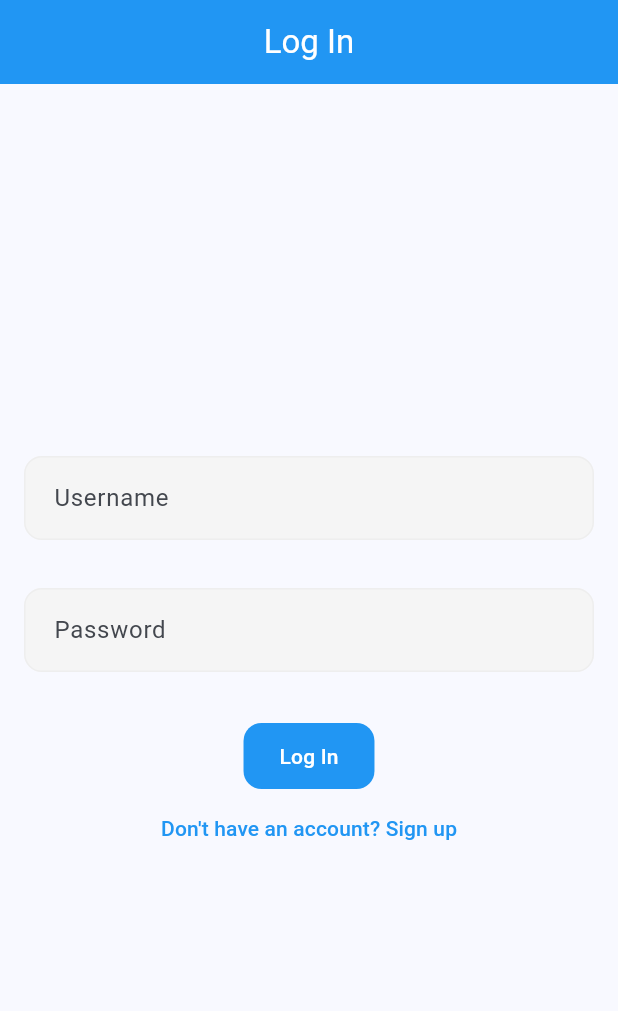
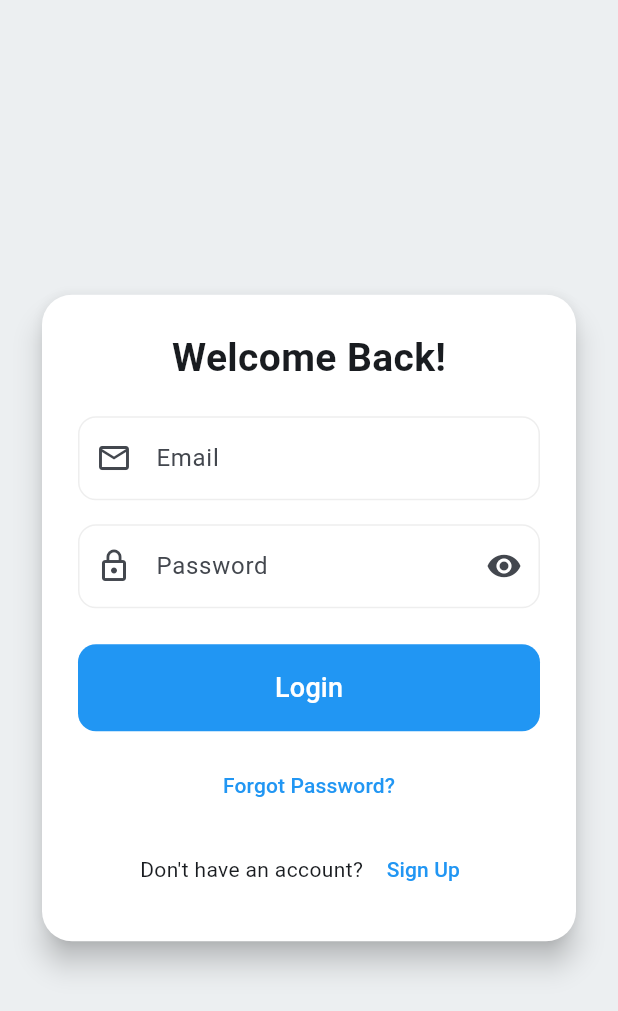
Before and after one commit to Sagar-BITS/flutter-app-assignment, a Flutter app: the screen it shows after launch, on a phone screen of 412 x 824 dp. Shown: the top 1011 px of the screen. Run offline on Flutter 3.47's test engine with Material 3 defaults, Android fonts, the phone set to English and light mode, and no system bars; our stand-ins replace parse_server_sdk_flutter.

Commit message:
UI improvements

```diff
--- a/lib/main.dart
+++ b/lib/main.dart
@@ -1,7 +1,7 @@
 import 'package:flutter/material.dart';
 import 'package:parse_server_sdk_flutter/parse_server_sdk_flutter.dart';
 import 'config/back4app_config.dart';
-import 'screens/login_screen.dart';
+import 'screens/login_page.dart';
 
 void main() async {
   WidgetsFlutterBinding.ensureInitialized();
--- a/lib/models/hr_user.dart
+++ b/lib/models/user.dart
@@ -2,14 +2,14 @@ import 'package:parse_server_sdk_flutter/parse_server_sdk_flutter.dart';
 import 'package:crypto/crypto.dart';
 import 'dart:convert';
 
-class HRUser extends ParseUser {
-  HRUser({String? username, String? password, String? emailAddress})
-      : super(username, password, emailAddress);
+class User extends ParseUser {
+  User({String? username, String? password, String? emailAddress})
+    : super(username, password, emailAddress);
 
-  HRUser.clone() : this();
+  User.clone() : this();
 
   @override
-  clone(Map<String, dynamic> map) => HRUser.clone()..fromJson(map);
+  clone(Map<String, dynamic> map) => User.clone()..fromJson(map);
 
   String getHashedPassword(String password) {
     var bytes = utf8.encode(password);
--- /dev/null
+++ b/lib/screens/login_page.dart
@@ -0,0 +1,191 @@
+import 'package:flutter/material.dart';
+import '../services/auth_service.dart';
+import 'signup_page.dart';
+import 'task_list_page.dart';
+
+class LoginPage extends StatefulWidget {
+  const LoginPage({super.key});
+
+  @override
+  State<LoginPage> createState() => _LoginPageState();
+}
+
+class _LoginPageState extends State<LoginPage> {
+  final _formKey = GlobalKey<FormState>();
+  final _emailController = TextEditingController();
+  final _passwordController = TextEditingController();
+  final _authService = AuthService();
+  bool _isLoading = false;
+  bool _obscurePassword = true;
+
+  Future<void> _logIn() async {
+    if (!_formKey.currentState!.validate()) return;
+
+    setState(() {
+      _isLoading = true;
+    });
+
+    try {
+      final response = await _authService.login(
+        _emailController.text.trim(),
+        _passwordController.text.trim(),
+      );
+
+      if (response.success) {
+        ScaffoldMessenger.of(
+          context,
+        ).showSnackBar(SnackBar(content: Text('Login successful!')));
+        Navigator.pushReplacement(
+          context,
+          MaterialPageRoute(
+            builder: (context) => TaskListPage(),
+          ), // Navigate to task list page
+        );
+      } else {
+        ScaffoldMessenger.of(context).showSnackBar(
+          SnackBar(content: Text('Error: ${response.error?.message}')),
+        );
+      }
+    } catch (e) {
+      ScaffoldMessenger.of(
+        context,
+      ).showSnackBar(SnackBar(content: Text('Error: $e')));
+    } finally {
+      setState(() {
+        _isLoading = false;
+      });
+    }
+  }
+
+  void _navigateToSignUp() {
+    // TODO: Implement navigation to Sign Up Page
+    Navigator.pushReplacement(
+      context,
+      MaterialPageRoute(builder: (context) => SignUpPage()),
+    );
+    ScaffoldMessenger.of(
+      context,
+    ).showSnackBar(const SnackBar(content: Text('Navigate to Sign Up Page')));
+  }
+
+  @override
+  Widget build(BuildContext context) {
+    return Scaffold(
+      backgroundColor: Colors.blueGrey[50],
+      body: Center(
+        child: SingleChildScrollView(
+          padding: const EdgeInsets.all(24.0),
+          child: Card(
+            elevation: 8,
+            shape: RoundedRectangleBorder(
+              borderRadius: BorderRadius.circular(20),
+            ),
+            child: Padding(
+              padding: const EdgeInsets.all(24.0),
+              child: Form(
+                key: _formKey,
+                child: Column(
+                  mainAxisSize: MainAxisSize.min,
+                  children: [
+                    const Text(
+                      'Welcome Back!',
+                      style: TextStyle(
+                        fontSize: 26,
+                        fontWeight: FontWeight.bold,
+                      ),
+                    ),
+                    const SizedBox(height: 20),
+                    TextFormField(
+                      controller: _emailController,
+                      keyboardType: TextInputType.emailAddress,
+                      decoration: InputDecoration(
+                        labelText: 'Email',
+                        prefixIcon: const Icon(Icons.email_outlined),
+                        border: OutlineInputBorder(
+                          borderRadius: BorderRadius.circular(12),
+                        ),
+                        filled: true,
+                        fillColor: Colors.white,
+                      ),
+                      validator: (value) {
+                        if (value == null || !value.contains('@')) {
+                          return 'Enter a valid email';
+                        }
+                        return null;
+                      },
+                    ),
+                    const SizedBox(height: 16),
+                    TextFormField(
+                      controller: _passwordController,
+                      obscureText: _obscurePassword,
+                      decoration: InputDecoration(
+                        labelText: 'Password',
+                        prefixIcon: const Icon(Icons.lock_outline),
+                        suffixIcon: IconButton(
+                          icon: Icon(
+                            _obscurePassword
+                                ? Icons.visibility
+                                : Icons.visibility_off,
+                          ),
+                          onPressed:
+                              () => setState(
+                                () => _obscurePassword = !_obscurePassword,
+                              ),
+                        ),
+                        border: OutlineInputBorder(
+                          borderRadius: BorderRadius.circular(12),
+                        ),
+                        filled: true,
+                        fillColor: Colors.white,
+                      ),
+                      validator:
+                          (value) =>
+                              value != null && value.length >= 6
+                                  ? null
+                                  : 'Password must be at least 6 characters',
+                    ),
+                    const SizedBox(height: 24),
+                    _isLoading
+                        ? const CircularProgressIndicator()
+                        : SizedBox(
+                          width: double.infinity,
+                          child: ElevatedButton(
+                            onPressed: _logIn,
+                            style: ElevatedButton.styleFrom(
+                              padding: const EdgeInsets.symmetric(vertical: 16),
+                              shape: RoundedRectangleBorder(
+                                borderRadius: BorderRadius.circular(12),
+                              ),
+                            ),
+                            child: const Text(
+                              'Login',
+                              style: TextStyle(fontSize: 18),
+                            ),
+                          ),
+                        ),
+                    const SizedBox(height: 12),
+                    TextButton(
+                      onPressed: () {},
+                      child: const Text('Forgot Password?'),
+                    ),
+                    const SizedBox(height: 8),
+                    Row(
+                      mainAxisAlignment: MainAxisAlignment.center,
+                      children: [
+                        const Text("Don't have an account? "),
+                        TextButton(
+                          onPressed: _navigateToSignUp,
+                          child: const Text('Sign Up'),
+                        ),
+                      ],
+                    ),
+                  ],
+                ),
+              ),
+            ),
+          ),
+        ),
+      ),
+    );
+  }
+}
--- a/lib/screens/login_screen.dart
+++ /dev/null
@@ -1,193 +0,0 @@
-import 'package:flutter/material.dart';
-import 'package:parse_server_sdk_flutter/parse_server_sdk_flutter.dart';
-import 'task_list_page.dart';
-
-class LoginPage extends StatefulWidget {
-  const LoginPage({super.key});
-
-  @override
-  State<LoginPage> createState() => _LoginPageState();
-}
-
-class _LoginPageState extends State<LoginPage> {
-  final _usernameController = TextEditingController();
-  final _emailController = TextEditingController();
-  final _passwordController = TextEditingController();
-  final _formKey = GlobalKey<FormState>();
-
-  bool _isLoading = false;
-  bool _isSignUpMode = false; // Toggle between login and sign-up
-
-  // Sign up function to create a new user
-  Future<void> _signUp() async {
-    if (!_formKey.currentState!.validate()) return;
-
-    setState(() {
-      _isLoading = true;
-    });
-
-    final user = ParseUser(
-      _usernameController.text,
-      _passwordController.text,
-      _emailController.text,
-    );
-
-    try {
-      final response = await user.signUp();
-
-      if (response.success) {
-        ScaffoldMessenger.of(
-          context,
-        ).showSnackBar(SnackBar(content: Text('User created successfully!')));
-        setState(() {
-          _isSignUpMode =
-              false; // Switch to login mode after successful sign-up
-        });
-      } else {
-        ScaffoldMessenger.of(context).showSnackBar(
-          SnackBar(content: Text('Error: ${response.error?.message}')),
-        );
-      }
-    } catch (e) {
-      ScaffoldMessenger.of(
-        context,
-      ).showSnackBar(SnackBar(content: Text('Error: $e')));
-    } finally {
-      setState(() {
-        _isLoading = false;
-      });
-    }
-  }
-
-  // Log in function to log an existing user in
-  Future<void> _logIn() async {
-    if (!_formKey.currentState!.validate()) return;
-
-    setState(() {
-      _isLoading = true;
-    });
-
-    final user = ParseUser(
-      _usernameController.text,
-      _passwordController.text,
-      null,
-    );
-
-    try {
-      final response = await user.login();
-
-      if (response.success) {
-        ScaffoldMessenger.of(
-          context,
-        ).showSnackBar(SnackBar(content: Text('Login successful!')));
-        Navigator.pushReplacement(
-          context,
-          MaterialPageRoute(
-            builder: (context) => TaskListPage(),
-          ), // Navigate to task list page
-        );
-      } else {
-        ScaffoldMessenger.of(context).showSnackBar(
-          SnackBar(content: Text('Error: ${response.error?.message}')),
-        );
-      }
-    } catch (e) {
-      ScaffoldMessenger.of(
-        context,
-      ).showSnackBar(SnackBar(content: Text('Error: $e')));
-    } finally {
-      setState(() {
-        _isLoading = false;
-      });
-    }
-  }
-
-  @override
-  Widget build(BuildContext context) {
-    return Scaffold(
-      appBar: AppBar(title: Text(_isSignUpMode ? 'Sign Up' : 'Log In')),
-      body: Padding(
-        padding: const EdgeInsets.all(16.0),
-        child: Form(
-          key: _formKey,
-          child: Column(
-            mainAxisAlignment: MainAxisAlignment.center,
-            children: [
-              // Username Field
-              TextFormField(
-                controller: _usernameController,
-                decoration: InputDecoration(labelText: 'Username'),
-                validator: (value) {
-                  if (value == null || value.isEmpty) {
-                    return 'Please enter a username';
-                  }
-                  return null;
-                },
-              ),
-              SizedBox(height: 16),
-
-              // Email Field (Only for Sign-Up)
-              if (_isSignUpMode)
-                TextFormField(
-                  controller: _emailController,
-                  decoration: InputDecoration(labelText: 'Email'),
-                  keyboardType: TextInputType.emailAddress,
-                  validator: (value) {
-                    if (value == null || value.isEmpty) {
-                      return 'Please enter an email address';
-                    }
-                    if (!RegExp(
-                      r'^[a-zA-Z0-9]+@[a-zA-Z0-9]+\.[a-zA-Z]',
-                    ).hasMatch(value)) {
-                      return 'Please enter a valid email';
-                    }
-                    return null;
-                  },
-                ),
-              SizedBox(height: 16),
-
-              // Password Field
-              TextFormField(
-                controller: _passwordController,
-                decoration: InputDecoration(labelText: 'Password'),
-                obscureText: true,
-                validator: (value) {
-                  if (value == null || value.isEmpty) {
-                    return 'Please enter a password';
-                  }
-                  if (value.length < 6) {
-                    return 'Password should be at least 6 characters long';
-                  }
-                  return null;
-                },
-              ),
-              SizedBox(height: 32),
-
-              // Action Button (Sign Up or Log In)
-              _isLoading
-                  ? CircularProgressIndicator()
-                  : ElevatedButton(
-                    onPressed: _isSignUpMode ? _signUp : _logIn,
-                    child: Text(_isSignUpMode ? 'Sign Up' : 'Log In'),
-                  ),
-
-              // Toggle between Sign-Up and Login
-              TextButton(
-                onPressed: () {
-                  setState(() {
-                    _isSignUpMode = !_isSignUpMode; // Toggle the mode
-                  });
-                },
-                child: Text(
-                  _isSignUpMode
-                      ? 'Already have an account? Log in'
-                      : 'Don\'t have an account? Sign up',
-                ),
-              ),
-            ],
-          ),
-        ),
-      ),
-    );
-  }
-}
--- a/lib/screens/signup_screen.dart
+++ b/lib/screens/signup_page.dart
@@ -1,5 +1,5 @@
 import 'package:flutter/material.dart';
-import 'login_screen.dart';
+import 'login_page.dart';
 import '../services/auth_service.dart';
 
 class SignUpPage extends StatefulWidget {
@@ -30,6 +30,7 @@ class _SignUpPageState extends State<SignUpPage> {
     try {
       // Send the sign-up request to Back4App
       final response = await _authService.signUp(
+        _usernameController.text.trim(),
         _emailController.text.trim(),
         _passwordController.text.trim(),
       );
--- a/lib/services/auth_service.dart
+++ b/lib/services/auth_service.dart
@@ -1,10 +1,14 @@
 import 'package:parse_server_sdk_flutter/parse_server_sdk_flutter.dart';
-import '../models/hr_user.dart';
+import '../models/user.dart';
 
 class AuthService {
-  Future<ParseResponse> signUp(String email, String password) async {
-    final user = HRUser(
-      username: email,
+  Future<ParseResponse> signUp(
+    String username,
+    String email,
+    String password,
+  ) async {
+    final user = User(
+      username: username,
       password: password.trim(),
       emailAddress: email,
     );
```
Also changed, not shown: lib/services/employee_service.dart (deleted, +0 -142 lines), 1 other file.
